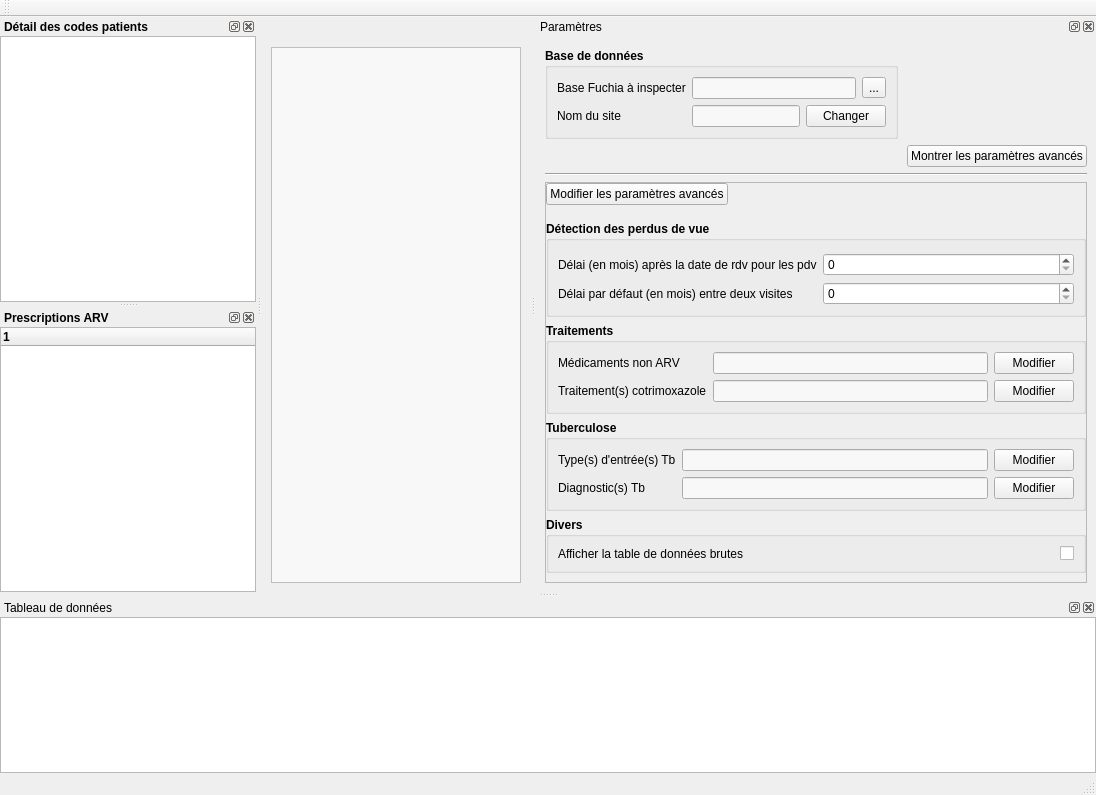
Before: the Qt Designer form gui/ui/mainwindow.ui in Solthis/Fugen-2.0, drawn with Qt 5.
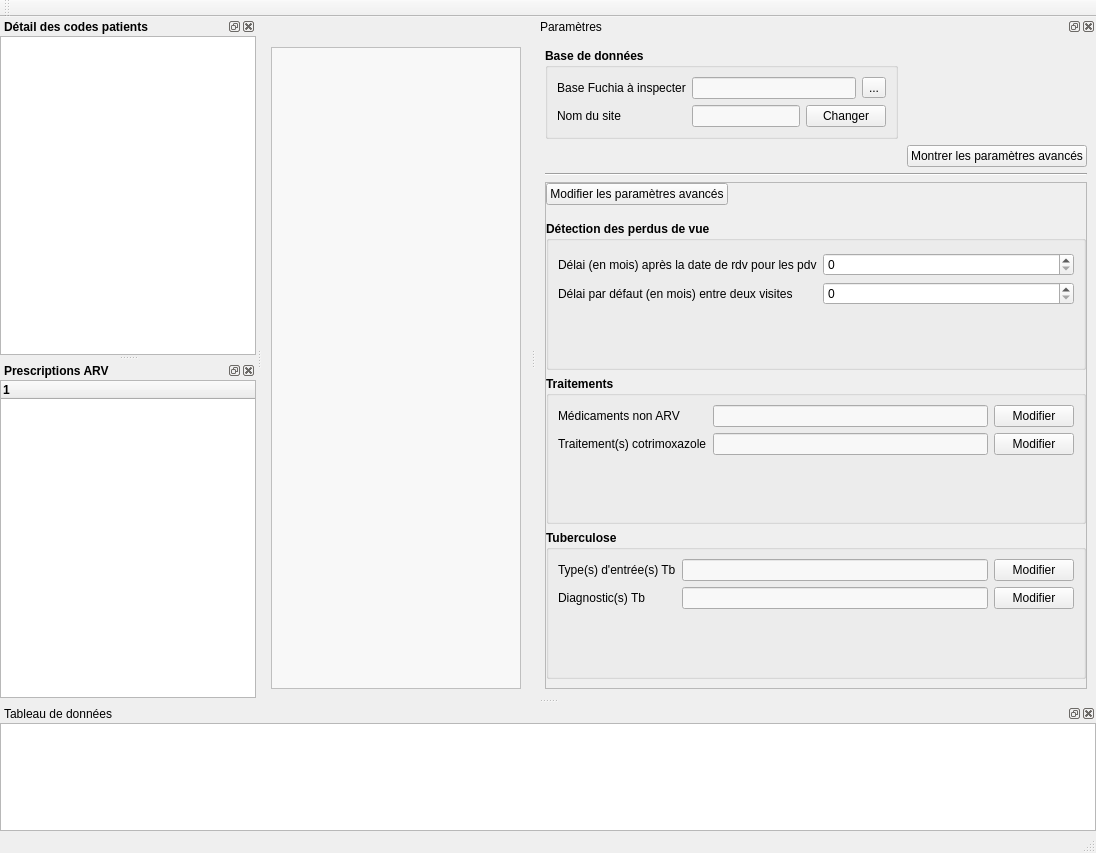
After: the same form once the commit is applied.

Diff of the .ui file:
```diff
--- a/gui/ui/mainwindow.ui
+++ b/gui/ui/mainwindow.ui
@@ -7,7 +7,7 @@
     <x>0</x>
     <y>0</y>
     <width>1096</width>
-    <height>795</height>
+    <height>853</height>
    </rect>
   </property>
   <property name="windowTitle">
@@ -109,8 +109,8 @@
         <rect>
          <x>0</x>
          <y>0</y>
-         <width>252</width>
-         <height>523</height>
+         <width>248</width>
+         <height>637</height>
         </rect>
        </property>
        <layout class="QHBoxLayout" name="horizontalLayout_3"/>
@@ -175,7 +175,7 @@
    <property name="minimumSize">
     <size>
      <width>560</width>
-     <height>565</height>
+     <height>681</height>
     </size>
    </property>
    <property name="floating">
@@ -1226,63 +1226,6 @@
           </layout>
          </widget>
         </item>
-        <item>
-         <widget class="QGroupBox" name="misc_group">
-          <property name="font">
-           <font>
-            <weight>75</weight>
-            <italic>false</italic>
-            <bold>true</bold>
-           </font>
-          </property>
-          <property name="title">
-           <string>Divers</string>
-          </property>
-          <layout class="QHBoxLayout" name="horizontalLayout_9">
-           <item>
-            <widget class="QLabel" name="label_9">
-             <property name="font">
-              <font>
-               <weight>50</weight>
-               <bold>false</bold>
-              </font>
-             </property>
-             <property name="text">
-              <string>Afficher la table de données brutes</string>
-             </property>
-             <property name="wordWrap">
-              <bool>false</bool>
-             </property>
-            </widget>
-           </item>
-           <item>
-            <widget class="QCheckBox" name="show_table_checkbox">
-             <property name="sizePolicy">
-              <sizepolicy hsizetype="MinimumExpanding" vsizetype="Fixed">
-               <horstretch>0</horstretch>
-               <verstretch>0</verstretch>
-              </sizepolicy>
-             </property>
-             <property name="font">
-              <font>
-               <weight>50</weight>
-               <bold>false</bold>
-              </font>
-             </property>
-             <property name="layoutDirection">
-              <enum>Qt::RightToLeft</enum>
-             </property>
-             <property name="text">
-              <string/>
-             </property>
-             <property name="tristate">
-              <bool>false</bool>
-             </property>
-            </widget>
-           </item>
-          </layout>
-         </widget>
-        </item>
        </layout>
       </widget>
      </item>
```
Left out of the diff: 2 changed lines with no effect on the pictures.
